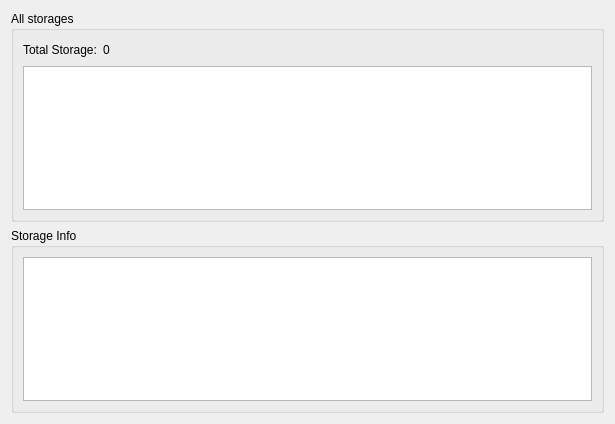
Before: the Qt Designer form prj/src/logistic_system/ui/StorageInfoWidget.ui in ZbigniewLogisticsINC/Projekt, drawn with Qt 5.
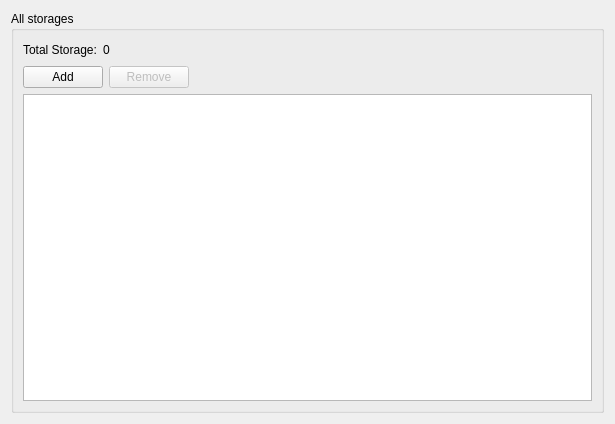
After: the same form once the commit is applied.

Diff of the .ui file:
```diff
--- a/prj/src/logistic_system/ui/StorageInfoWidget.ui
+++ b/prj/src/logistic_system/ui/StorageInfoWidget.ui
@@ -54,24 +54,54 @@
          </layout>
         </item>
         <item>
-         <widget class="QTableView" name="tableView"/>
+         <layout class="QHBoxLayout" name="horizontalLayout_2">
+          <item>
+           <widget class="QPushButton" name="addButton">
+            <property name="text">
+             <string>Add</string>
+            </property>
+           </widget>
+          </item>
+          <item>
+           <widget class="QPushButton" name="removeButton">
+            <property name="enabled">
+             <bool>false</bool>
+            </property>
+            <property name="text">
+             <string>Remove</string>
+            </property>
+           </widget>
+          </item>
+          <item>
+           <spacer name="horizontalSpacer_2">
+            <property name="orientation">
+             <enum>Qt::Horizontal</enum>
+            </property>
+            <property name="sizeHint" stdset="0">
+             <size>
+              <width>40</width>
+              <height>20</height>
+             </size>
+            </property>
+           </spacer>
+          </item>
+         </layout>
+        </item>
+        <item>
+         <widget class="QTableView" name="storesTable">
+          <property name="selectionMode">
+           <enum>QAbstractItemView::SingleSelection</enum>
+          </property>
+          <property name="selectionBehavior">
+           <enum>QAbstractItemView::SelectRows</enum>
+          </property>
+         </widget>
         </item>
        </layout>
       </item>
      </layout>
      <zorder></zorder>
-    </widget>
-   </item>
-   <item>
-    <widget class="QGroupBox" name="groupBox_2">
-     <property name="title">
-      <string>Storage Info</string>
-     </property>
-     <layout class="QVBoxLayout" name="verticalLayout_4">
-      <item>
-       <widget class="QTableView" name="tableView_2"/>
-      </item>
-     </layout>
+     <zorder>horizontalLayoutWidget</zorder>
     </widget>
    </item>
   </layout>
```
Left out of the diff: 2 changed lines with no effect on the pictures.
